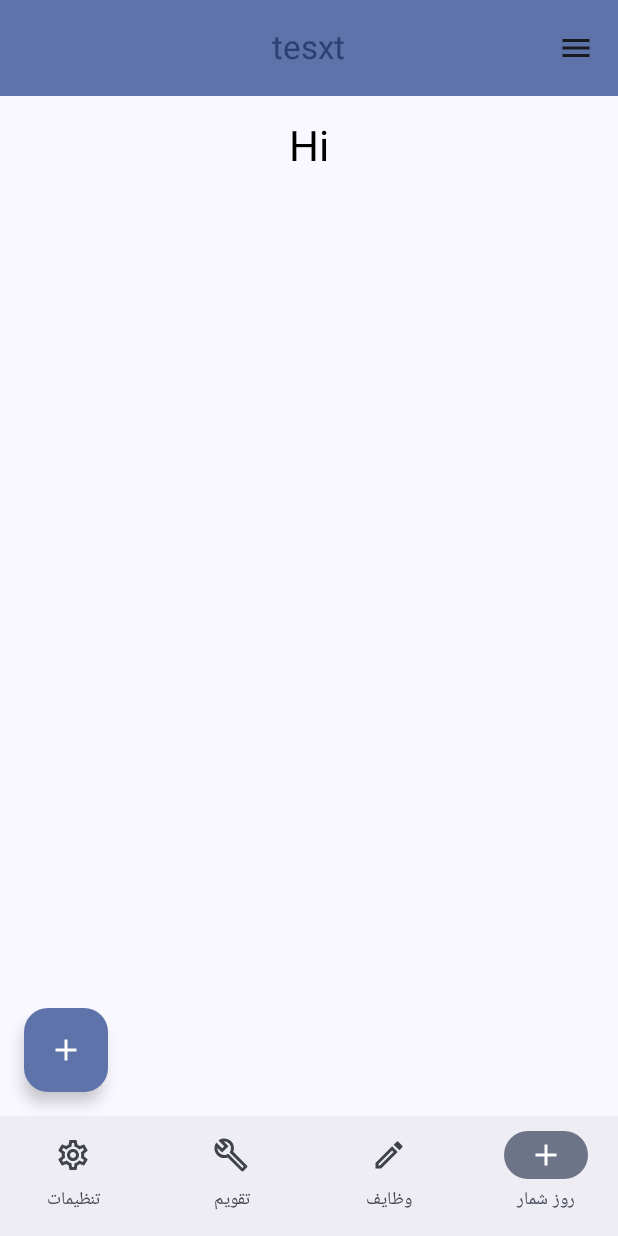
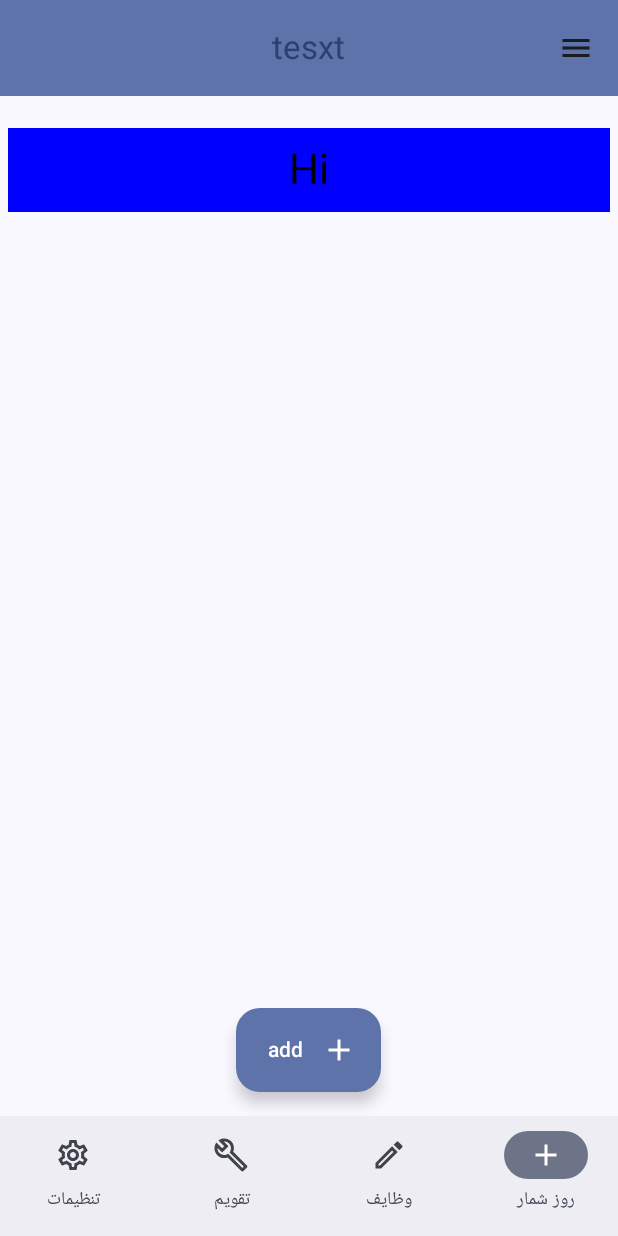
Before and after one commit to AliEasy/zaunguleh_kotlin, an Android app built with Jetpack Compose: the DailyCounterScreen screen opened through its navigation route, on a phone screen of 412 x 824 dp. Run offline under Robolectric (Android 15) with nearby library versions, the phone set to English and light mode, and no system bars; our stand-ins replace Dagger/Hilt's generated code, Room's generated code.

Commit message:
ui changes

```diff
--- a/app/src/main/java/top/easyware/zanguleh/features/daily_counter/presentation/DailyCounterScreen.kt
+++ b/app/src/main/java/top/easyware/zanguleh/features/daily_counter/presentation/DailyCounterScreen.kt
@@ -19,7 +19,8 @@ import androidx.compose.material.icons.filled.Add
 import androidx.compose.material.icons.filled.Menu
 import androidx.compose.material3.CenterAlignedTopAppBar
 import androidx.compose.material3.ExperimentalMaterial3Api
-import androidx.compose.material3.FloatingActionButton
+import androidx.compose.material3.ExtendedFloatingActionButton
+import androidx.compose.material3.FabPosition
 import androidx.compose.material3.Icon
 import androidx.compose.material3.IconButton
 import androidx.compose.material3.MaterialTheme
@@ -47,12 +48,24 @@ fun DailyCounterScreen(
     ) {
         Scaffold(
             floatingActionButton = {
-                FloatingActionButton(onClick = {
-                    viewModel.onEvent(DailyCounterEvent.AddReminder)
-                }) {
-                    Icon(imageVector = Icons.Default.Add, contentDescription = "Add note")
-                }
+                ExtendedFloatingActionButton(
+                    onClick = {
+                        viewModel.onEvent(DailyCounterEvent.AddReminder)
+                    },
+                    icon = {
+                        Icon(
+                            imageVector = Icons.Default.Add,
+                            contentDescription = "Add note"
+                        )
+                    },
+                    text = {
+                        Text(
+                            text = "add",
+                        )
+                    },
+                )
             },
+            floatingActionButtonPosition = FabPosition.Center,
             topBar = {
                 CenterAlignedTopAppBar(
                     colors = TopAppBarDefaults.topAppBarColors(
@@ -101,6 +114,7 @@ fun DailyCounterScreen(
                 Spacer(modifier = Modifier.height(16.dp))
                 LazyColumn(
                     modifier = Modifier
+                        .padding(horizontal = 5.dp)
                         .fillMaxSize()
                         .padding(it),
                 ) {
--- a/app/src/main/java/top/easyware/zanguleh/features/daily_counter/presentation/components/ReminderItem.kt
+++ b/app/src/main/java/top/easyware/zanguleh/features/daily_counter/presentation/components/ReminderItem.kt
@@ -1,11 +1,16 @@
 package top.easyware.zanguleh.features.daily_counter.presentation.components
 
+import androidx.compose.foundation.background
 import androidx.compose.foundation.layout.Arrangement
+import androidx.compose.foundation.layout.Box
 import androidx.compose.foundation.layout.Row
+import androidx.compose.foundation.layout.padding
 import androidx.compose.material3.MaterialTheme
 import androidx.compose.material3.Text
 import androidx.compose.runtime.Composable
 import androidx.compose.ui.Modifier
+import androidx.compose.ui.graphics.Color
+import androidx.compose.ui.unit.dp
 import top.easyware.zanguleh.core.database.reminder.domain.model.ReminderModel
 
 @Composable
@@ -13,10 +18,18 @@ fun ReminderItem(
     modifier: Modifier = Modifier,
     reminder: ReminderModel,
 ) {
-    Row(
-        modifier = modifier,
-        horizontalArrangement = Arrangement.Center
+    Box(
+        Modifier.padding(vertical = 5.dp).background(color = Color.Blue).padding(vertical = 10.dp)
     ) {
-        Text(text = reminder.title, style = MaterialTheme.typography.headlineMedium, color = androidx.compose.ui.graphics.Color.Black)
+        Row(
+            modifier = modifier,
+            horizontalArrangement = Arrangement.Center
+        ) {
+            Text(
+                text = reminder.title,
+                style = MaterialTheme.typography.headlineMedium,
+                color = Color.Black
+            )
+        }
     }
 }
```
